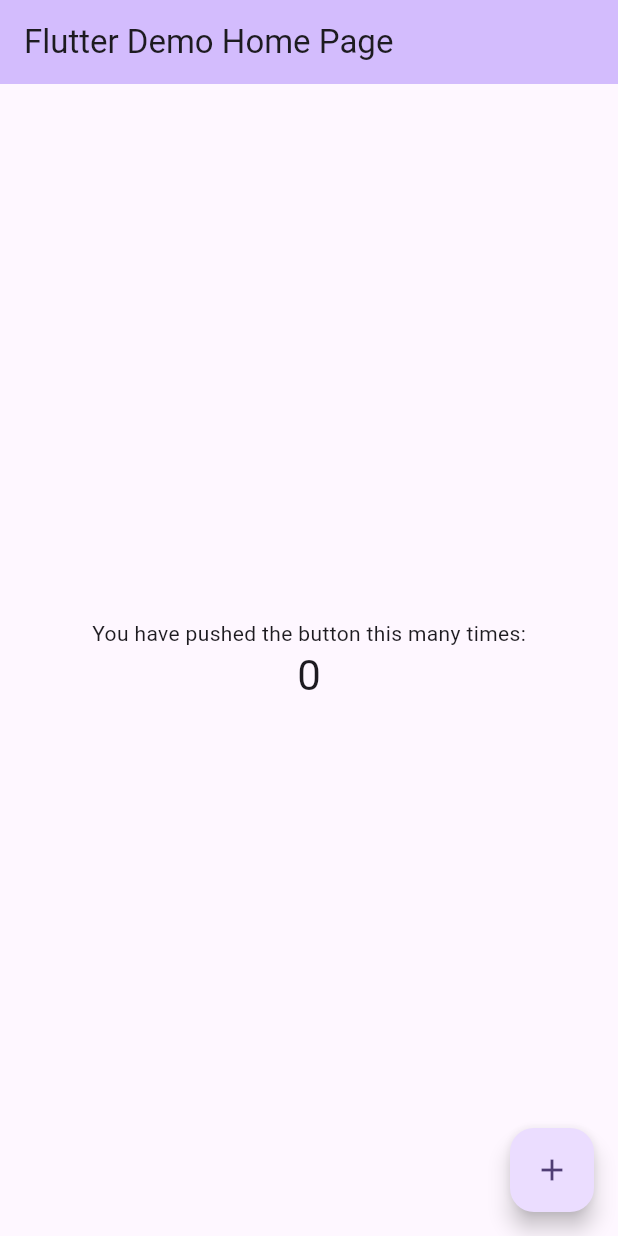
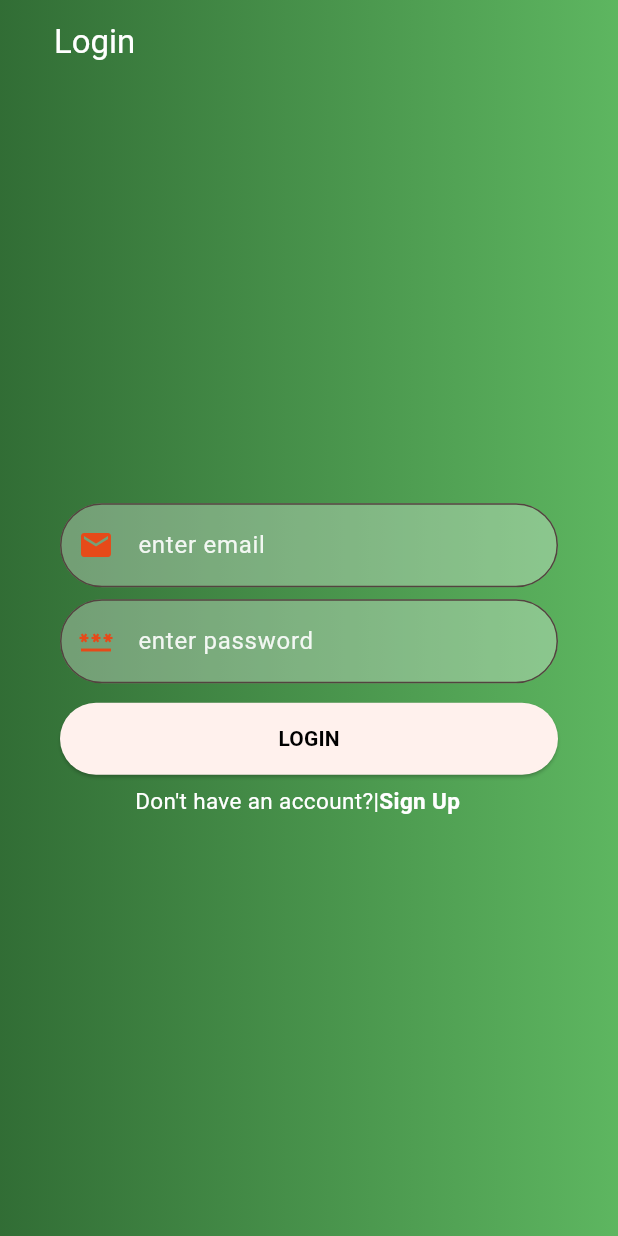
Before and after one commit to Munene001/Planetgame, a Flutter app: the screen it shows after launch, on a phone screen of 412 x 824 dp. Run offline on Flutter 3.47's test engine with Material 3 defaults, Android fonts, the light colour scheme and no system bars.

```diff
--- /dev/null
+++ b/planetgame/lib/Reusableloginwidget.dart
@@ -0,0 +1,48 @@
+import 'package:flutter/material.dart';
+
+Widget reusableTextField(String text, bool isPasswordType, IconData icon,
+    TextEditingController controller) {
+  return TextField(
+    controller: controller,
+    obscureText: isPasswordType,
+    enableSuggestions: isPasswordType,
+    autocorrect: !isPasswordType,
+    cursorColor: Colors.white30,
+    style: TextStyle(
+      color: Colors.white.withOpacity(0.9),
+    ),
+    decoration: InputDecoration(
+      prefixIcon: Icon(icon, color:Colors.deepOrange.shade700),
+      labelText: text,
+      labelStyle: TextStyle(color: Colors.white70.withOpacity(0.9),),
+      filled: true,
+      fillColor: Colors.white.withOpacity(0.3),
+      floatingLabelBehavior: FloatingLabelBehavior.never,
+        border: OutlineInputBorder(
+            borderRadius: BorderRadius.circular(40.0),
+            borderSide: BorderSide(
+              color: Colors.white70.withOpacity(0.9),
+              width: 1.0,
+            ))),
+  );
+}
+
+Container loginButton( bool isLogin, Function onTap) {
+  return Container(
+    height: 48,
+    width: 500,
+    decoration: BoxDecoration(borderRadius: BorderRadius.circular(40)),
+
+      child: ElevatedButton(
+          onPressed: () {
+            onTap();
+          },
+          child: Text(
+            isLogin ? "LOGIN" : "SIGNUP",
+            style: const TextStyle(
+              color: Colors.black,
+              fontWeight: FontWeight.bold,
+            ),
+          )),
+    );
+}
--- /dev/null
+++ b/planetgame/lib/login.dart
@@ -0,0 +1,160 @@
+import 'dart:convert';
+
+import 'package:flutter/material.dart';
+import 'package:http/http.dart' as http;
+import 'Reusableloginwidget.dart';
+import 'main.dart';
+import 'signup.dart';
+
+class Login extends StatefulWidget {
+  const Login({super.key});
+
+  @override
+  State<Login> createState() => _LoginState();
+}
+
+class _LoginState extends State<Login> {
+  final TextEditingController _emailTextController = TextEditingController();
+  final TextEditingController _passwordTextController = TextEditingController();
+
+  Future<void> _login(BuildContext context) async {
+    final url = Uri.parse('http://192.168.0.106:4000/api/login');
+    final response = await http.post(
+      url,
+      body: jsonEncode({
+        'Email': _emailTextController.text,
+        'Password': _passwordTextController.text,
+      }),
+      headers: {'Content-Type': 'application/json'},
+    );
+    if (response.statusCode == 500){
+      ScaffoldMessenger.of(context).showSnackBar(SnackBar(
+          content: Row(
+            children: [
+              Icon(Icons.thumb_down, color: Colors.deepOrange[300]),
+              const SizedBox(
+                width: 30,
+              ),
+              const Text('Cant retrieve id')
+            ],
+          ),
+          duration: const Duration(seconds: 1),
+          backgroundColor: Colors.black.withOpacity(0.5)
+
+
+      ));
+
+    }
+    if (response.statusCode == 201) {
+
+      Navigator.push(
+          context, MaterialPageRoute(builder: (context) => const MyHomePage()));
+    } else if(response.statusCode == 401) {
+      ScaffoldMessenger.of(context).showSnackBar(SnackBar(
+        content: Row(
+          children: [
+            Icon(Icons.thumb_down, color: Colors.deepOrange[300]),
+            const SizedBox(
+              width: 30,
+            ),
+            const Text('what the fuck')
+          ],
+        ),
+        duration: const Duration(seconds: 1),
+        backgroundColor: Colors.black.withOpacity(0.5)
+
+
+      ));
+    }
+  }
+
+  @override
+  Widget build(BuildContext context) {
+    return Scaffold(
+      appBar: AppBar(
+        title: const Padding(
+          padding: EdgeInsets.fromLTRB(20, 0, 0, 0),
+          child: Text('Login', style: TextStyle(color: Colors.white),),
+        ),
+        flexibleSpace: Container(
+          decoration: BoxDecoration(
+            gradient: LinearGradient(colors: [
+              const Color.fromARGB(255, 27, 94, 32).withOpacity(0.9),
+                Colors.green.withOpacity(0.9),
+
+            ])
+
+          ),
+
+        ),
+      ),
+      body: Center(
+        child: Container(
+          decoration: BoxDecoration(
+            gradient: LinearGradient(
+              colors: [
+                const Color.fromARGB(255, 27, 94, 32).withOpacity(0.9),
+                Colors.green.withOpacity(0.9),
+              ],
+            ),
+          ),
+          child: Column(
+            mainAxisAlignment: MainAxisAlignment.center,
+            children: [
+              Padding(
+                padding: const EdgeInsets.symmetric(horizontal: 40.0),
+                child: reusableTextField(
+                    'enter email', false, Icons.email, _emailTextController),
+              ),
+              const SizedBox(
+                height: 8,
+              ),
+              Padding(
+                padding: const EdgeInsets.symmetric(horizontal: 40.0),
+                child: reusableTextField('enter password', true,
+                    Icons.password_outlined, _passwordTextController),
+              ),
+              const SizedBox(
+                height: 13,
+              ),
+              Padding(
+                padding: const EdgeInsets.symmetric(horizontal: 40.0),
+                child: loginButton(true, () {
+                  _login(context);
+                }),
+              ),
+              const SizedBox(height: 7),
+              Padding(
+                padding: const EdgeInsets.symmetric(horizontal: 90.0),
+                child: signupField(context),
+              ),
+            ],
+          ),
+        ),
+      ),
+    );
+  }
+}
+
+Widget signupField(BuildContext context) {
+  return Row(
+    children: [
+      const Text(
+        "Don't have an account?|",
+        style: TextStyle(color: Colors.white, fontSize: 15),
+      ),
+      GestureDetector(
+        onTap: () {
+          Navigator.push(
+              context, MaterialPageRoute(builder: (context) => const Signup()));
+        },
+        child: const Text("Sign Up",
+            style: TextStyle(
+              color: Colors.white,
+              fontWeight: FontWeight.bold,
+              fontSize: 15,
+            )),
+      )
+    ],
+  );
+}
--- a/planetgame/lib/main.dart
+++ b/planetgame/lib/main.dart
@@ -1,125 +1,57 @@
 import 'package:flutter/material.dart';
+import 'login.dart';
+import 'package:provider/provider.dart';
 
 void main() {
   runApp(const MyApp());
 }
 
 class MyApp extends StatelessWidget {
-  const MyApp({super.key});
+  const MyApp({super.key}); // Fix the constructor syntax
 
-  // This widget is the root of your application.
   @override
   Widget build(BuildContext context) {
-    return MaterialApp(
-      title: 'Flutter Demo',
-      theme: ThemeData(
-        // This is the theme of your application.
-        //
-        // TRY THIS: Try running your application with "flutter run". You'll see
-        // the application has a purple toolbar. Then, without quitting the app,
-        // try changing the seedColor in the colorScheme below to Colors.green
-        // and then invoke "hot reload" (save your changes or press the "hot
-        // reload" button in a Flutter-supported IDE, or press "r" if you used
-        // the command line to start the app).
-        //
-        // Notice that the counter didn't reset back to zero; the application
-        // state is not lost during the reload. To reset the state, use hot
-        // restart instead.
-        //
-        // This works for code too, not just values: Most code changes can be
-        // tested with just a hot reload.
-        colorScheme: ColorScheme.fromSeed(seedColor: Colors.deepPurple),
-        useMaterial3: true,
+    return ChangeNotifierProvider(
+      create: (context) => MyAppState(),
+      child: MaterialApp(
+        debugShowCheckedModeBanner: false,
+        title: 'Planetgame',
+        theme: ThemeData(
+          useMaterial3: true,
+          colorScheme: ColorScheme.fromSeed(seedColor: Colors.deepOrange),
+        ),
+        home: const Login(),
       ),
-      home: const MyHomePage(title: 'Flutter Demo Home Page'),
+      // Change home to MyHomePage
     );
   }
 }
 
+class MyAppState extends ChangeNotifier {
+  @override
+  void notifyListeners() {
+    super.notifyListeners();
+  }
+}
+
 class MyHomePage extends StatefulWidget {
-  const MyHomePage({super.key, required this.title});
-
-  // This widget is the home page of your application. It is stateful, meaning
-  // that it has a State object (defined below) that contains fields that affect
-  // how it looks.
-
-  // This class is the configuration for the state. It holds the values (in this
-  // case the title) provided by the parent (in this case the App widget) and
-  // used by the build method of the State. Fields in a Widget subclass are
-  // always marked "final".
-
-  final String title;
+  const MyHomePage({super.key}); // Fix the constructor syntax
 
   @override
   State<MyHomePage> createState() => _MyHomePageState();
 }
 
 class _MyHomePageState extends State<MyHomePage> {
-  int _counter = 0;
-
-  void _incrementCounter() {
-    setState(() {
-      // This call to setState tells the Flutter framework that something has
-      // changed in this State, which causes it to rerun the build method below
-      // so that the display can reflect the updated values. If we changed
-      // _counter without calling setState(), then the build method would not be
-      // called again, and so nothing would appear to happen.
-      _counter++;
-    });
-  }
-
   @override
   Widget build(BuildContext context) {
-    // This method is rerun every time setState is called, for instance as done
-    // by the _incrementCounter method above.
-    //
-    // The Flutter framework has been optimized to make rerunning build methods
-    // fast, so that you can just rebuild anything that needs updating rather
-    // than having to individually change instances of widgets.
     return Scaffold(
+      // Scaffold widget is required for build method
       appBar: AppBar(
-        // TRY THIS: Try changing the color here to a specific color (to
-        // Colors.amber, perhaps?) and trigger a hot reload to see the AppBar
-        // change color while the other colors stay the same.
-        backgroundColor: Theme.of(context).colorScheme.inversePrimary,
-        // Here we take the value from the MyHomePage object that was created by
-        // the App.build method, and use it to set our appbar title.
-        title: Text(widget.title),
+        title: const Text('Home Page'), // Set app bar title
       ),
-      body: Center(
-        // Center is a layout widget. It takes a single child and positions it
-        // in the middle of the parent.
-        child: Column(
-          // Column is also a layout widget. It takes a list of children and
-          // arranges them vertically. By default, it sizes itself to fit its
-          // children horizontally, and tries to be as tall as its parent.
-          //
-          // Column has various properties to control how it sizes itself and
-          // how it positions its children. Here we use mainAxisAlignment to
-          // center the children vertically; the main axis here is the vertical
-          // axis because Columns are vertical (the cross axis would be
-          // horizontal).
-          //
-          // TRY THIS: Invoke "debug painting" (choose the "Toggle Debug Paint"
-          // action in the IDE, or press "p" in the console), to see the
-          // wireframe for each widget.
-          mainAxisAlignment: MainAxisAlignment.center,
-          children: <Widget>[
-            const Text(
-              'You have pushed the button this many times:',
-            ),
-            Text(
-              '$_counter',
-              style: Theme.of(context).textTheme.headlineMedium,
-            ),
-          ],
-        ),
+      body: const Center(
+        child: Text('Welcome to Planet Game!'), // Display some text
       ),
-      floatingActionButton: FloatingActionButton(
-        onPressed: _incrementCounter,
-        tooltip: 'Increment',
-        child: const Icon(Icons.add),
-      ), // This trailing comma makes auto-formatting nicer for build methods.
     );
   }
 }
--- a/planetgame/pubspec.yaml
+++ b/planetgame/pubspec.yaml
@@ -30,6 +30,9 @@ environment:
 dependencies:
   flutter:
     sdk: flutter
+  http: ^0.13.3
+  provider: ^5.0.0
+
 
 
   # The following adds the Cupertino Icons font to your application.
@@ -46,6 +49,7 @@ dev_dependencies:
   # package. See that file for information about deactivating specific lint
   # rules and activating additional ones.
   flutter_lints: ^3.0.0
+
 
 # For information on the generic Dart part of this file, see the
 # following page: https://dart.dev/tools/pub/pubspec
```
Also changed, not shown: planetgame/lib/planetchoice.dart (added, +151 -0 lines), planetgame/lib/signup.dart (added, +132 -0 lines), planetgame/pubspec.lock.
